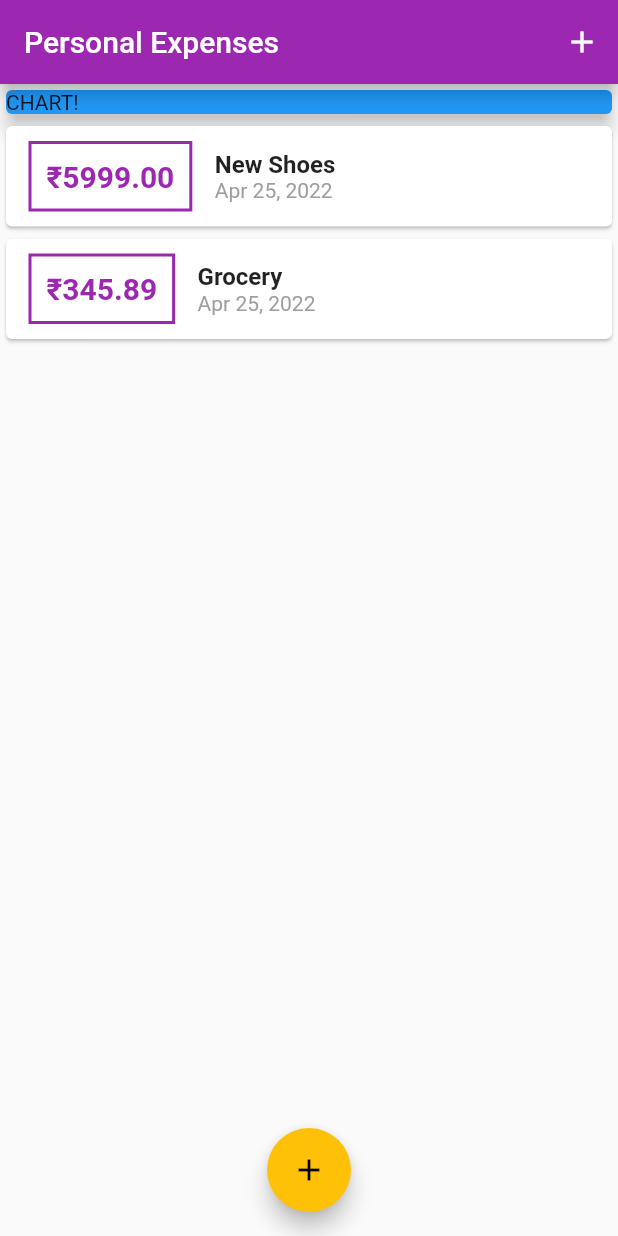
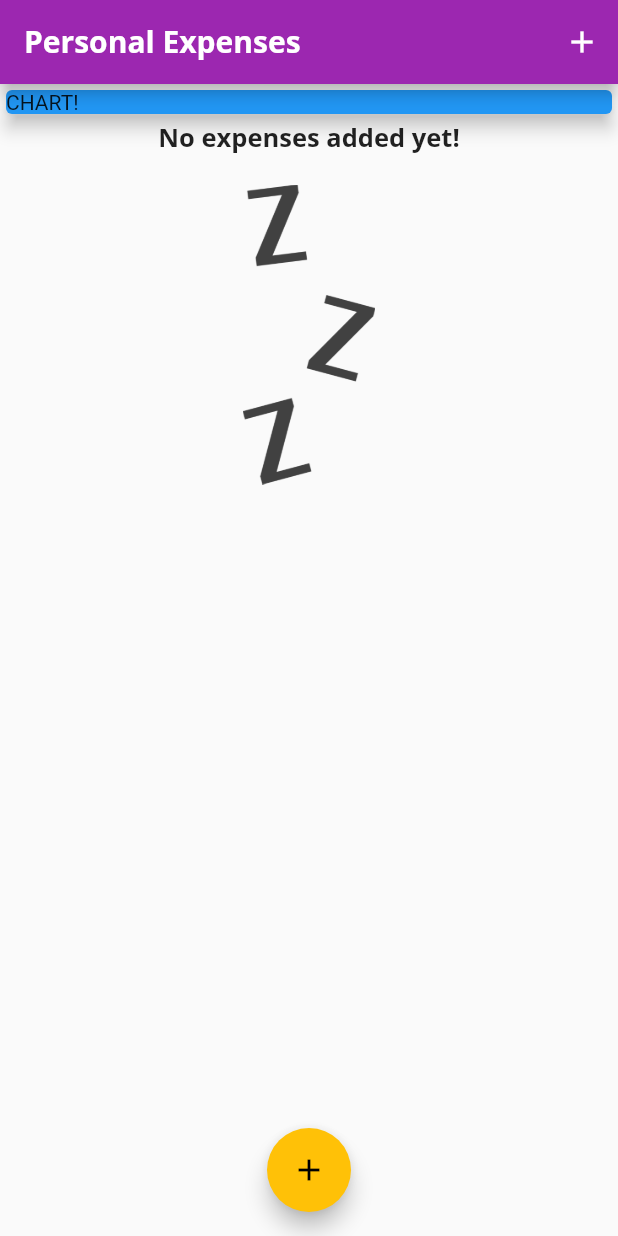
Before and after one commit to gemini30/FlutterExpenseTracker, a Flutter app: the screen it shows after launch, on a phone screen of 412 x 824 dp. Run offline on Flutter 3.47's test engine with Material 2 defaults, Android fonts, the phone set to English and light mode, and no system bars.

Commit message:
Added Font theming and image

```diff
--- a/lib/main.dart
+++ b/lib/main.dart
@@ -12,7 +12,23 @@ class MyApp extends StatelessWidget {
   Widget build(BuildContext context) {
     return MaterialApp(
       title: 'Personal Expenses',
-      theme: ThemeData(primarySwatch: Colors.purple, accentColor: Colors.amber),
+      theme: ThemeData(
+          primarySwatch: Colors.purple,
+          accentColor: Colors.amber,
+          fontFamily: 'Quicksand',
+          textTheme: ThemeData.light().textTheme.copyWith(
+                  headline6: TextStyle(
+                fontFamily: 'OpenSans',
+                fontWeight: FontWeight.bold,
+                fontSize: 17,
+              )),
+          appBarTheme: AppBarTheme(
+              textTheme: ThemeData.light().textTheme.copyWith(
+                      headline6: TextStyle(
+                    fontFamily: 'OpenSans',
+                    fontSize: 20,
+                    fontWeight: FontWeight.bold,
+                  )))),
       home: MyHomePage(),
     );
   }
@@ -27,18 +43,18 @@ class _MyHomePageState extends State<MyHomePage> {
   // String titleInput;
 
   final List<Transaction> _userTransactions = [
-    Transaction(
-      id: 't1',
-      title: 'New Shoes',
-      amount: 5999.00,
-      date: DateTime.now(),
-    ),
-    Transaction(
-      id: 't2',
-      title: 'Grocery',
-      amount: 345.89,
-      date: DateTime.now(),
-    )
+    // Transaction(
+    //   id: 't1',
+    //   title: 'New Shoes',
+    //   amount: 5999.00,
+    //   date: DateTime.now(),
+    // ),
+    // Transaction(
+    //   id: 't2',
+    //   title: 'Grocery',
+    //   amount: 345.89,
+    //   date: DateTime.now(),
+    // )
   ];
 
   void _addNewTransaction(String txTitle, double txAmount) {
--- a/lib/widgets/transaction_list.dart
+++ b/lib/widgets/transaction_list.dart
@@ -12,14 +12,34 @@ class TransactionList extends StatelessWidget {
   Widget build(BuildContext context) {
     return Container(
       height: 300,
-      child: ListView.builder(
+      child: transactions.isEmpty
+          ? Column(
+              children: [
+                Text(
+                  'No expenses added yet!',
+                  style: Theme.of(context).textTheme.headline6,
+                ),
+                SizedBox(
+                  height: 20,
+                ),
+                Container(
+                  height: 200,
+                  child: Image.asset(
+                    'assets/image/waiting.png',
+                    fit: BoxFit.cover,
+                  ),
+                ),
+              ],
+            )
+          : ListView.builder(
               itemBuilder: (ctx, index) {
                 return Card(
                   child: Row(
                     children: [
                       Container(
                         padding: EdgeInsets.all(10),
-                  margin: EdgeInsets.symmetric(vertical: 10, horizontal: 15),
+                        margin:
+                            EdgeInsets.symmetric(vertical: 10, horizontal: 15),
                         decoration: BoxDecoration(
                             border: Border.all(
                           color: Theme.of(context).primaryColor,
@@ -38,10 +58,7 @@ class TransactionList extends StatelessWidget {
                         children: [
                           Text(
                             transactions[index].title,
-                      style: TextStyle(
-                        fontWeight: FontWeight.bold,
-                        fontSize: 16,
-                      ),
+                            style: Theme.of(context).textTheme.headline6,
                           ),
                           Text(
                             DateFormat.yMMMd().format(transactions[index].date),
```
Also changed, not shown: pubspec.yaml (+15 -8 lines), assets/fonts/OpenSans-Bold.ttf (added), assets/fonts/OpenSans-Regular.ttf (added), assets/fonts/Quicksand-Bold.ttf (added), assets/fonts/Quicksand-Light.ttf (added), assets/fonts/Quicksand-Medium.ttf (added), assets/fonts/Quicksand-Regular.ttf (added), assets/image/waiting.png (added). Lines whose indentation alone changed are shown as unchanged.
